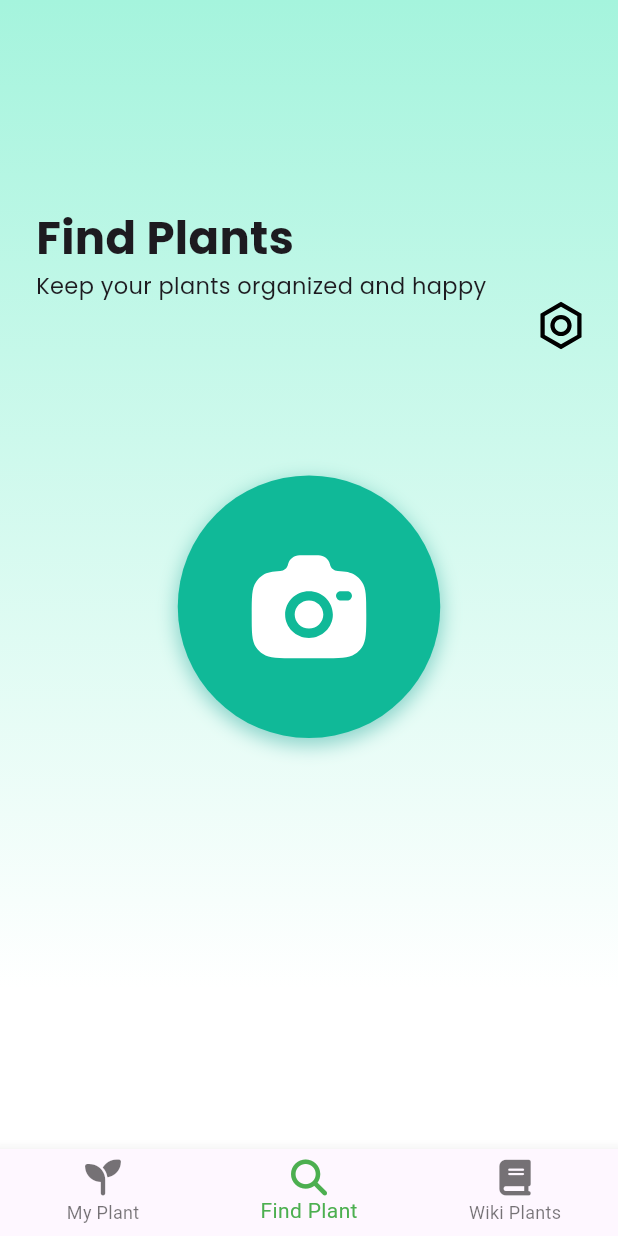
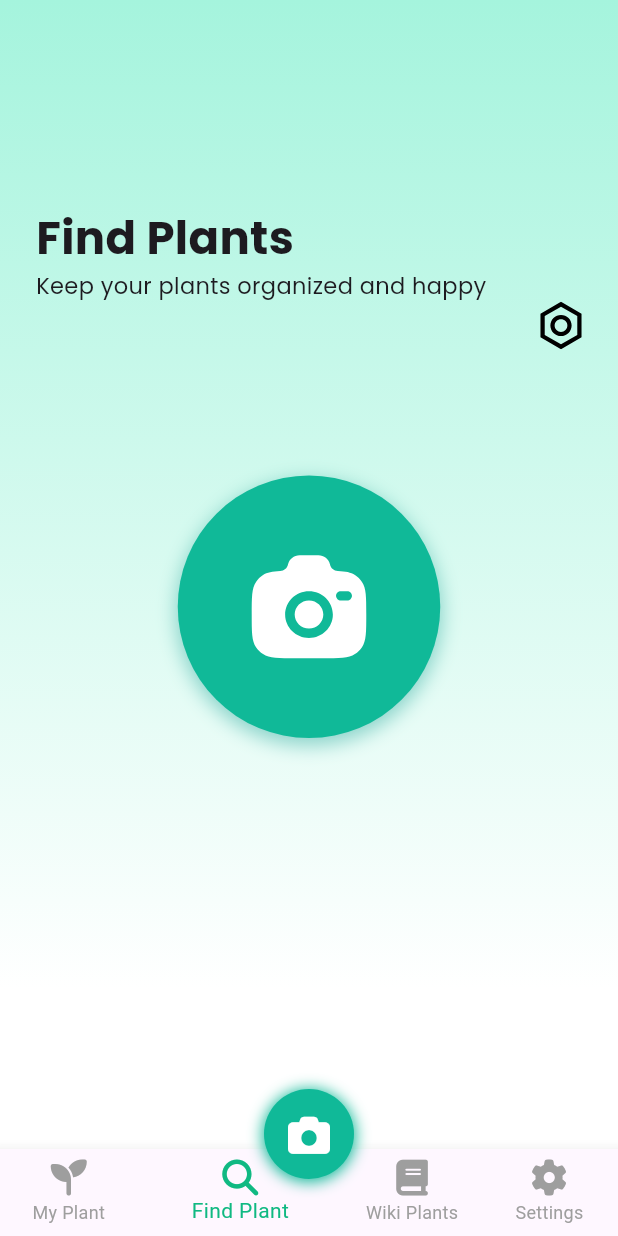
Before and after one commit to TI-3D/rawanaman, a Flutter app: the screen it shows once a user with an empty profile is signed in, on a phone screen of 412 x 824 dp. Run offline on Flutter 3.47's test engine with Material 3 defaults, Android fonts, the phone set to English and light mode, and no system bars; our stand-ins replace camera, cloud_firestore, firebase_auth, firebase_core, flutter_svg, font_awesome_flutter and 4 more; accounts and stored records are empty; generated files the repository leaves out were written again.

Commit message:
Perubahan Navbar

```diff
--- a/lib/main.dart
+++ b/lib/main.dart
@@ -1,5 +1,6 @@
 import 'package:camera/camera.dart';
 import 'package:flutter/material.dart';
+import 'package:rawanaman/pages/camera_page.dart';
 import 'package:rawanaman/pages/login_page.dart';
 import 'package:rawanaman/pages/account_page.dart';
 import 'package:rawanaman/pages/myplants_page.dart';
@@ -102,6 +103,7 @@ class _MainScreenState extends State<MainScreen> {
     MyPlantsPage(),
     FindPlantPage(),
     WikiPage(),
+    SettingPage2(),
   ];
 
   void initState() {
--- a/lib/widgets/navbar.dart
+++ b/lib/widgets/navbar.dart
@@ -1,17 +1,26 @@
 import 'package:flutter/material.dart';
 import 'package:font_awesome_flutter/font_awesome_flutter.dart';
+import 'package:rawanaman/pages/camera_page.dart';
+import 'package:rawanaman/widgets/transition_bottomslide.dart';
 
 class Navbar extends StatelessWidget {
   final int selectedIndex;
   final Function(int) onItemTapped;
 
-  const Navbar(
-      {Key? key, required this.selectedIndex, required this.onItemTapped})
-      : super(key: key);
+  const Navbar({
+    Key? key,
+    required this.selectedIndex,
+    required this.onItemTapped,
+  }) : super(key: key);
 
   @override
   Widget build(BuildContext context) {
-    return BottomNavigationBar(
+    final double floatingButtonSize = 60; // Ukuran FloatingActionButton
+
+    return Stack(
+      clipBehavior: Clip.none,
+      children: [
+        BottomNavigationBar(
           items: const <BottomNavigationBarItem>[
             BottomNavigationBarItem(
               icon: FaIcon(FontAwesomeIcons.seedling),
@@ -25,10 +34,53 @@ class Navbar extends StatelessWidget {
               icon: FaIcon(FontAwesomeIcons.book),
               label: 'Wiki Plants',
             ),
+            BottomNavigationBarItem(
+              icon: FaIcon(FontAwesomeIcons.cog), // Ikon Settings
+              label: 'Settings',
+            ),
           ],
           currentIndex: selectedIndex,
-      selectedItemColor: Colors.green,
+          selectedItemColor: Color(0xff10B982),
+          unselectedItemColor: Colors.grey,
           onTap: onItemTapped,
+          showUnselectedLabels: true,
+        ),
+        Positioned(
+          top: -floatingButtonSize / 1.5, // Posisi mengambang
+          left: (MediaQuery.of(context).size.width / 2) -
+              (floatingButtonSize / 2),
+          child: SizedBox(
+            height: floatingButtonSize,
+            width: floatingButtonSize,
+            child: Container(
+              decoration: BoxDecoration(
+                color: const Color(0xFF10B998), // Warna tombol hijau
+                shape: BoxShape.circle, // Membuat bentuk lingkaran
+                boxShadow: [
+                  BoxShadow(
+                    color: const Color(0xFF10B998), // Warna bayangan hijau
+                    blurRadius: 8, // Jarak bayangan
+                    spreadRadius: 1, // Penyebaran bayangan
+                    offset: const Offset(0, 1), // Posisi bayangan
+                  ),
+                ],
+              ),
+              child: IconButton(
+                icon: const FaIcon(
+                  FontAwesomeIcons.camera,
+                  color: Colors.white,
+                  size: 28,
+                ),
+                onPressed: () {
+                  Navigator.of(context).push(
+                    SlideScaleTransition(page: CameraPage()),
+                  );
+                },
+              ),
+            ),
+          ),
+        ),
+      ],
     );
   }
 }
```
Also changed, not shown: lib/pages/home_page.dart (added). Lines whose indentation alone changed are shown as unchanged.
